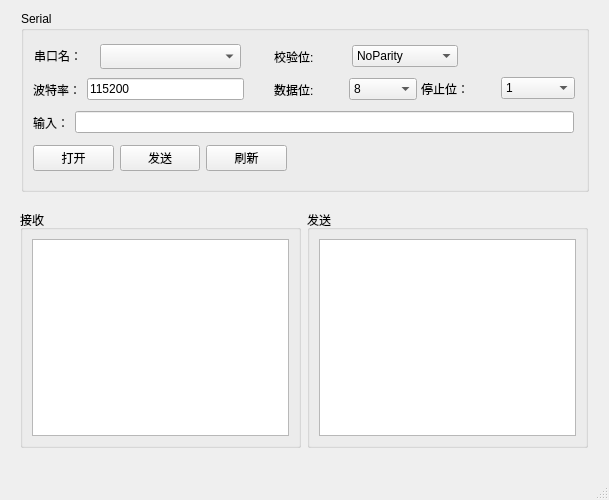
The window that src/SerialNetTools/qt_ui/mainwindow.ui (zhangxiaojian19926/c-_algorithm) describes before a commit, drawn with Qt 5.
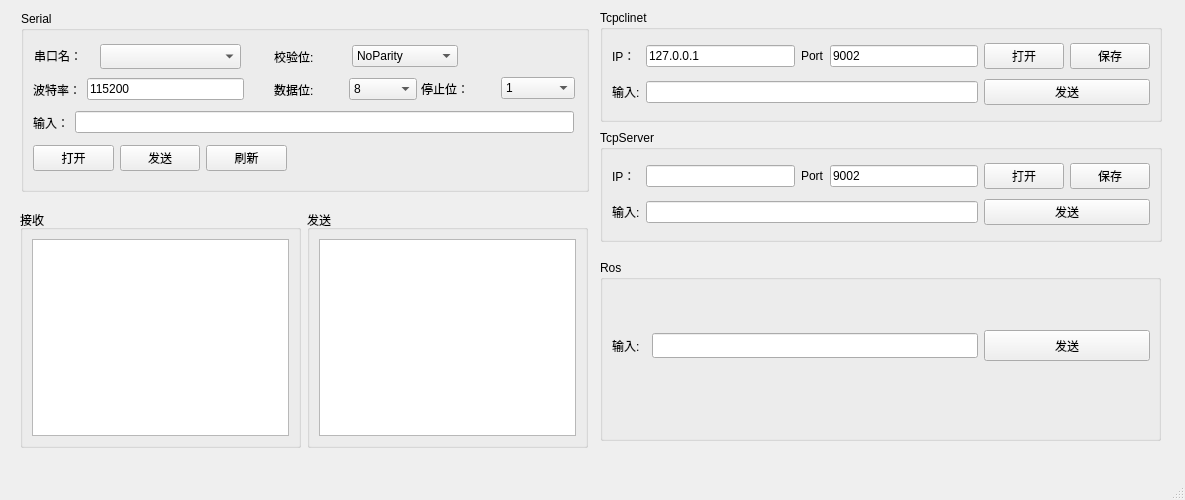
The same window after the commit.

Patch:
```diff
--- a/src/SerialNetTools/qt_ui/mainwindow.ui
+++ b/src/SerialNetTools/qt_ui/mainwindow.ui
@@ -6,7 +6,7 @@
    <rect>
     <x>0</x>
     <y>0</y>
-    <width>609</width>
+    <width>1185</width>
     <height>500</height>
    </rect>
   </property>
@@ -322,6 +322,199 @@
      </item>
     </layout>
    </widget>
+   <widget class="QGroupBox" name="groupBox_4">
+    <property name="geometry">
+     <rect>
+      <x>600</x>
+      <y>10</y>
+      <width>562</width>
+      <height>112</height>
+     </rect>
+    </property>
+    <property name="title">
+     <string>Tcpclinet</string>
+    </property>
+    <layout class="QGridLayout" name="gridLayout_3">
+     <item row="0" column="0">
+      <widget class="QLabel" name="label_25">
+       <property name="text">
+        <string>IP：</string>
+       </property>
+      </widget>
+     </item>
+     <item row="0" column="1">
+      <widget class="QLineEdit" name="lineEdit_TcpClient_IP">
+       <property name="text">
+        <string>127.0.0.1</string>
+       </property>
+      </widget>
+     </item>
+     <item row="0" column="2">
+      <widget class="QLabel" name="label_26">
+       <property name="text">
+        <string>Port</string>
+       </property>
+      </widget>
+     </item>
+     <item row="0" column="4">
+      <widget class="QPushButton" name="pushButton_TcpClient_open">
+       <property name="text">
+        <string>打开</string>
+       </property>
+      </widget>
+     </item>
+     <item row="0" column="5">
+      <widget class="QPushButton" name="pushButton_TcpClient_save">
+       <property name="text">
+        <string>保存</string>
+       </property>
+      </widget>
+     </item>
+     <item row="1" column="0">
+      <widget class="QLabel" name="label_27">
+       <property name="text">
+        <string>输入:</string>
+       </property>
+      </widget>
+     </item>
+     <item row="1" column="1" colspan="3">
+      <widget class="QLineEdit" name="lineEdit_TcpClient_input"/>
+     </item>
+     <item row="1" column="4" colspan="2">
+      <widget class="QPushButton" name="pushButton_TcpClient_send">
+       <property name="text">
+        <string>发送</string>
+       </property>
+      </widget>
+     </item>
+     <item row="0" column="3">
+      <widget class="QLineEdit" name="lineEdit_TcpClient_port">
+       <property name="text">
+        <string>9002</string>
+       </property>
+      </widget>
+     </item>
+    </layout>
+   </widget>
+   <widget class="QGroupBox" name="groupBox_5">
+    <property name="geometry">
+     <rect>
+      <x>600</x>
+      <y>130</y>
+      <width>562</width>
+      <height>112</height>
+     </rect>
+    </property>
+    <property name="title">
+     <string>TcpServer</string>
+    </property>
+    <layout class="QGridLayout" name="gridLayout_4">
+     <item row="0" column="0">
+      <widget class="QLabel" name="label_28">
+       <property name="text">
+        <string>IP：</string>
+       </property>
+      </widget>
+     </item>
+     <item row="0" column="1">
+      <widget class="QLineEdit" name="lineEdit_TcpServer_IP"/>
+     </item>
+     <item row="1" column="4" colspan="2">
+      <widget class="QPushButton" name="pushButton_TcpServer_send">
+       <property name="text">
+        <string>发送</string>
+       </property>
+      </widget>
+     </item>
+     <item row="0" column="5">
+      <widget class="QPushButton" name="pushButton_TcpServer_save">
+       <property name="text">
+        <string>保存</string>
+       </property>
+      </widget>
+     </item>
+     <item row="1" column="1" colspan="3">
+      <widget class="QLineEdit" name="lineEdit_TcpServer_input"/>
+     </item>
+     <item row="0" column="2">
+      <widget class="QLabel" name="label_29">
+       <property name="text">
+        <string>Port</string>
+       </property>
+      </widget>
+     </item>
+     <item row="0" column="4">
+      <widget class="QPushButton" name="pushButton_TcpServer_open">
+       <property name="text">
+        <string>打开</string>
+       </property>
+      </widget>
+     </item>
+     <item row="0" column="3">
+      <widget class="QLineEdit" name="lineEdit_TcpServer_port">
+       <property name="text">
+        <string>9002</string>
+       </property>
+      </widget>
+     </item>
+     <item row="1" column="0">
+      <widget class="QLabel" name="label_30">
+       <property name="text">
+        <string>输入:</string>
+       </property>
+      </widget>
+     </item>
+    </layout>
+   </widget>
+   <widget class="QGroupBox" name="groupBox_6">
+    <property name="geometry">
+     <rect>
+      <x>600</x>
+      <y>260</y>
+      <width>561</width>
+      <height>181</height>
+     </rect>
+    </property>
+    <property name="title">
+     <string>Ros</string>
+    </property>
+    <widget class="QPushButton" name="pushButton_TcpServer_send_2">
+     <property name="geometry">
+      <rect>
+       <x>384</x>
+       <y>70</y>
+       <width>166</width>
+       <height>31</height>
+      </rect>
+     </property>
+     <property name="text">
+      <string>发送</string>
+     </property>
+    </widget>
+    <widget class="QLineEdit" name="lineEdit_TcpServer_input_2">
+     <property name="geometry">
+      <rect>
+       <x>52</x>
+       <y>73</y>
+       <width>326</width>
+       <height>25</height>
+      </rect>
+     </property>
+    </widget>
+    <widget class="QLabel" name="label_31">
+     <property name="geometry">
+      <rect>
+       <x>12</x>
+       <y>70</y>
+       <width>34</width>
+       <height>31</height>
+      </rect>
+     </property>
+     <property name="text">
+      <string>输入:</string>
+     </property>
+    </widget>
+   </widget>
   </widget>
   <widget class="QMenuBar" name="menubar">
    <property name="geometry">
```
Left out of the diff: 2 changed lines with no effect on the pictures.
